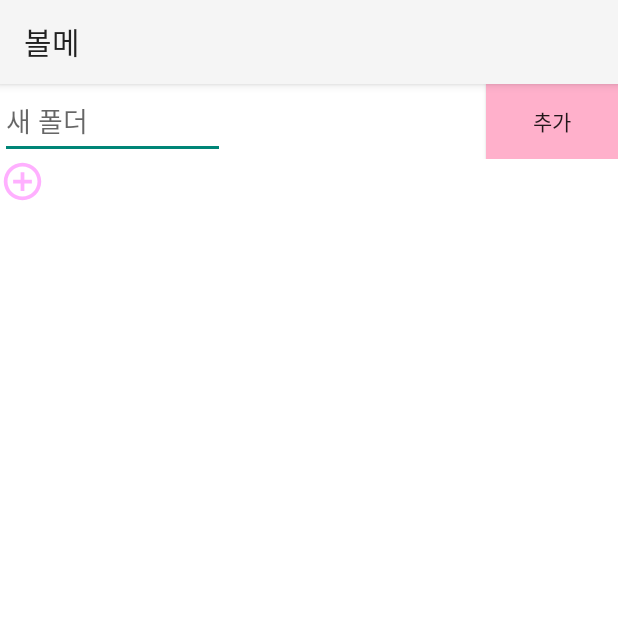
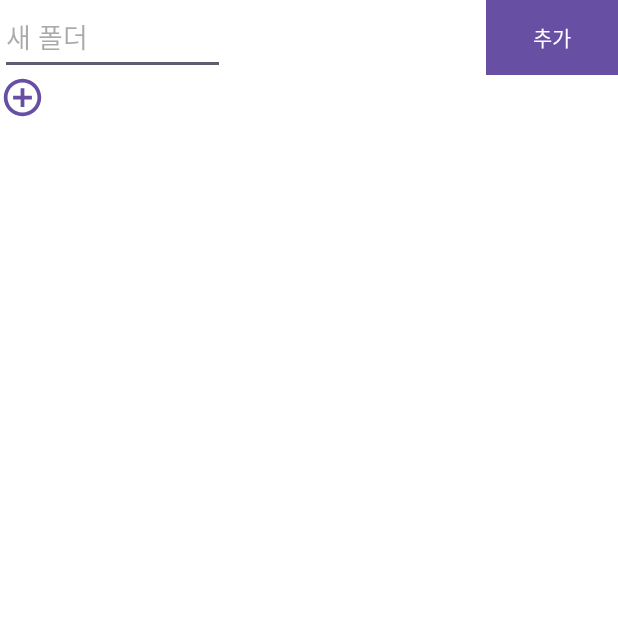
Before and after one commit to NokboongI/Sainpe_pj, an Android app: the get_phonenum screen opened directly, with no data from a screen before it, on a phone screen of 412 x 824 dp, the top half of it. Run offline under Robolectric (Android 15) with nearby library versions, the phone set to English and light mode, and no system bars.

Commit message:
상단 바 오류 수정

```diff
--- a/app/src/main/res/layout/category_item.xml
+++ b/app/src/main/res/layout/category_item.xml
@@ -5,7 +5,8 @@
     android:layout_height="wrap_content"
     android:orientation="vertical">
 
-    <Button
+
+    <androidx.appcompat.widget.AppCompatButton
         android:id="@+id/circle"
         android:layout_width="60dp"
         android:layout_height="60dp"
--- a/app/src/main/res/values/themes.xml
+++ b/app/src/main/res/values/themes.xml
@@ -1,6 +1,6 @@
 <resources xmlns:tools="http://schemas.android.com/tools">
     <!-- Base application theme. -->
-    <style name="Base.Theme.Bolme" parent="Theme.AppCompat.Light">
+    <style name="Base.Theme.Bolme" parent="Theme.Material3.DayNight.NoActionBar">
         <!-- Customize your light theme here. -->
         <!-- <item name="colorPrimary">@color/my_light_primary</item> -->
     </style>
```
Also changed, not shown: app/src/main/res/layout/activity_main.xml (+5 -6 lines).
